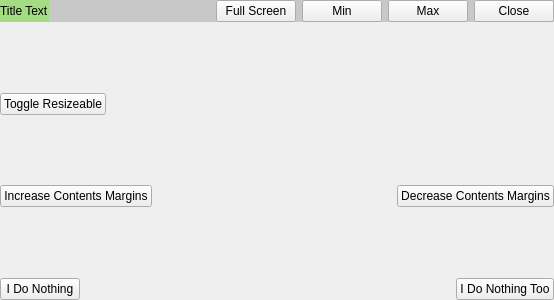
First picture: the form in exampleforwindows/mainwindow.ui, repository Bringer-of-Light/Qt-Nice-Frameless-Window, before the edit.
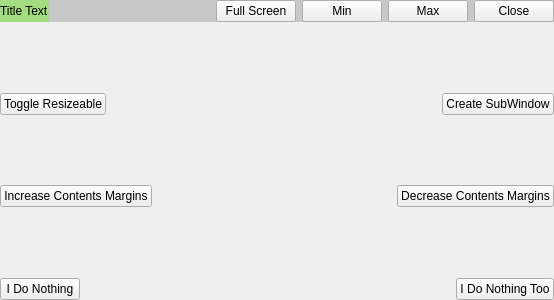
Second picture: the form after the edit.

What changed in the file:
```diff
--- a/exampleforwindows/mainwindow.ui
+++ b/exampleforwindows/mainwindow.ui
@@ -200,6 +200,13 @@
         </property>
        </spacer>
       </item>
+      <item>
+       <widget class="QPushButton" name="btnSubWindow">
+        <property name="text">
+         <string>Create SubWindow</string>
+        </property>
+       </widget>
+      </item>
      </layout>
     </item>
     <item>
```
